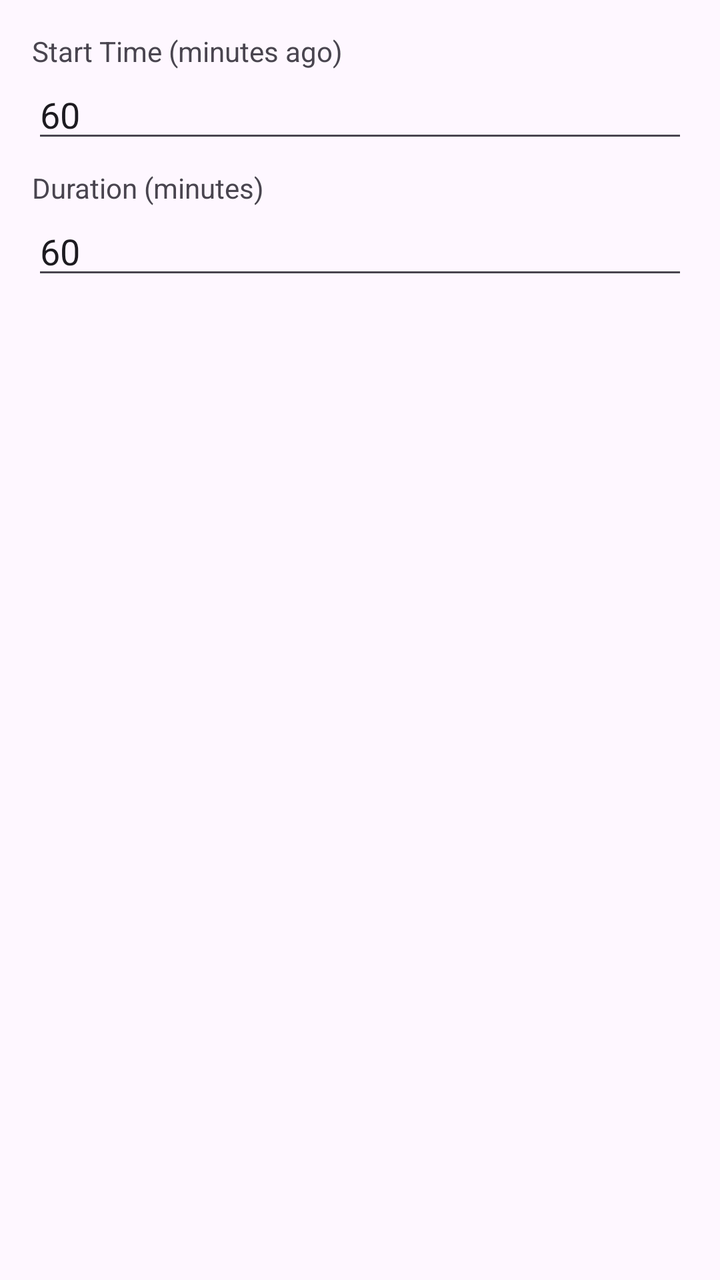
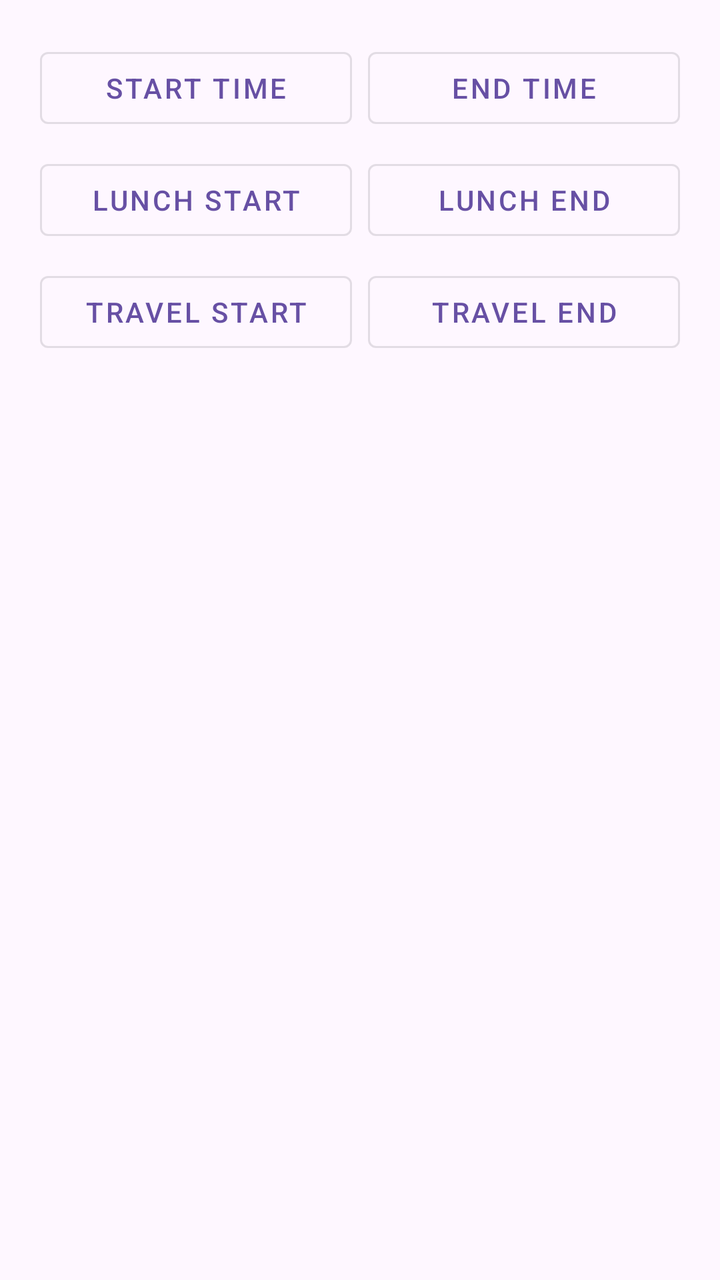

An Android layout rendered at two revisions. The XML below is the earlier revision; the diff shows what the commit changed to produce the second picture.
<!-- AndroidManifest.xml: application theme Theme.TimeTracker -->
<!-- res/layout/dialog_add_time.xml -->
<?xml version="1.0" encoding="utf-8"?>
<LinearLayout xmlns:android="http://schemas.android.com/apk/res/android"
    android:layout_width="match_parent"
    android:layout_height="wrap_content"
    android:orientation="vertical"
    android:padding="16dp">

    <TextView
        android:layout_width="match_parent"
        android:layout_height="wrap_content"
        android:text="Start Time (minutes ago)" />

    <EditText
        android:id="@+id/edit_start_minutes_ago"
        android:layout_width="match_parent"
        android:layout_height="wrap_content"
        android:inputType="number"
        android:text="60" />

    <TextView
        android:layout_width="match_parent"
        android:layout_height="wrap_content"
        android:layout_marginTop="8dp"
        android:text="Duration (minutes)" />

    <EditText
        android:id="@+id/edit_duration_minutes"
        android:layout_width="match_parent"
        android:layout_height="wrap_content"
        android:inputType="number"
        android:text="60" />

</LinearLayout>
<!-- resources referenced by this layout -->
<resources>
  <style name="Theme.TimeTracker" parent="Base.Theme.TimeTracker" />
  <style name="Base.Theme.TimeTracker" parent="Theme.Material3.DayNight.NoActionBar">
          
          
      </style>
</resources>

<!-- the commit's change to res/layout/dialog_add_time.xml (unified diff, before → after) -->
@@ -1,33 +1,66 @@
 <?xml version="1.0" encoding="utf-8"?>
-<LinearLayout xmlns:android="http://schemas.android.com/apk/res/android"
+<GridLayout xmlns:android="http://schemas.android.com/apk/res/android"
     android:layout_width="match_parent"
     android:layout_height="wrap_content"
-    android:orientation="vertical"
-    android:padding="16dp">
+    android:columnCount="2"
+    android:padding="16dp"
+    android:rowCount="3">
 
-    <TextView
-        android:layout_width="match_parent"
+    
+    <com.google.android.material.button.MaterialButton
+        android:id="@+id/btn_start_time"
+        style="@style/Widget.MaterialComponents.Button.OutlinedButton"
+        android:layout_width="0dp"
         android:layout_height="wrap_content"
-        android:text="Start Time (minutes ago)" />
+        android:layout_columnWeight="1"
+        android:layout_margin="4dp"
+        android:text="Start Time" />
 
-    <EditText
-        android:id="@+id/edit_start_minutes_ago"
-        android:layout_width="match_parent"
+    <com.google.android.material.button.MaterialButton
+        android:id="@+id/btn_end_time"
+        style="@style/Widget.MaterialComponents.Button.OutlinedButton"
+        android:layout_width="0dp"
         android:layout_height="wrap_content"
-        android:inputType="number"
-        android:text="60" />
+        android:layout_columnWeight="1"
+        android:layout_margin="4dp"
+        android:text="End Time" />
 
-    <TextView
-        android:layout_width="match_parent"
+    
+    <com.google.android.material.button.MaterialButton
+        android:id="@+id/btn_lunch_start"
+        style="@style/Widget.MaterialComponents.Button.OutlinedButton"
+        android:layout_width="0dp"
         android:layout_height="wrap_content"
-        android:layout_marginTop="8dp"
-        android:text="Duration (minutes)" />
+        android:layout_columnWeight="1"
+        android:layout_margin="4dp"
+        android:text="Lunch Start" />
 
-    <EditText
-        android:id="@+id/edit_duration_minutes"
-        android:layout_width="match_parent"
+    <com.google.android.material.button.MaterialButton
+        android:id="@+id/btn_lunch_end"
+        style="@style/Widget.MaterialComponents.Button.OutlinedButton"
+        android:layout_width="0dp"
         android:layout_height="wrap_content"
-        android:inputType="number"
-        android:text="60" />
+        android:layout_columnWeight="1"
+        android:layout_margin="4dp"
+        android:text="Lunch End" />
 
-</LinearLayout>
+    
+    <com.google.android.material.button.MaterialButton
+        android:id="@+id/btn_travel_start"
+        style="@style/Widget.MaterialComponents.Button.OutlinedButton"
+        android:layout_width="0dp"
+        android:layout_height="wrap_content"
+        android:layout_columnWeight="1"
+        android:layout_margin="4dp"
+        android:text="Travel Start" />
+
+    <com.google.android.material.button.MaterialButton
+        android:id="@+id/btn_travel_end"
+        style="@style/Widget.MaterialComponents.Button.OutlinedButton"
+        android:layout_width="0dp"
+        android:layout_height="wrap_content"
+        android:layout_columnWeight="1"
+        android:layout_margin="4dp"
+        android:text="Travel End" />
+
+</GridLayout>
